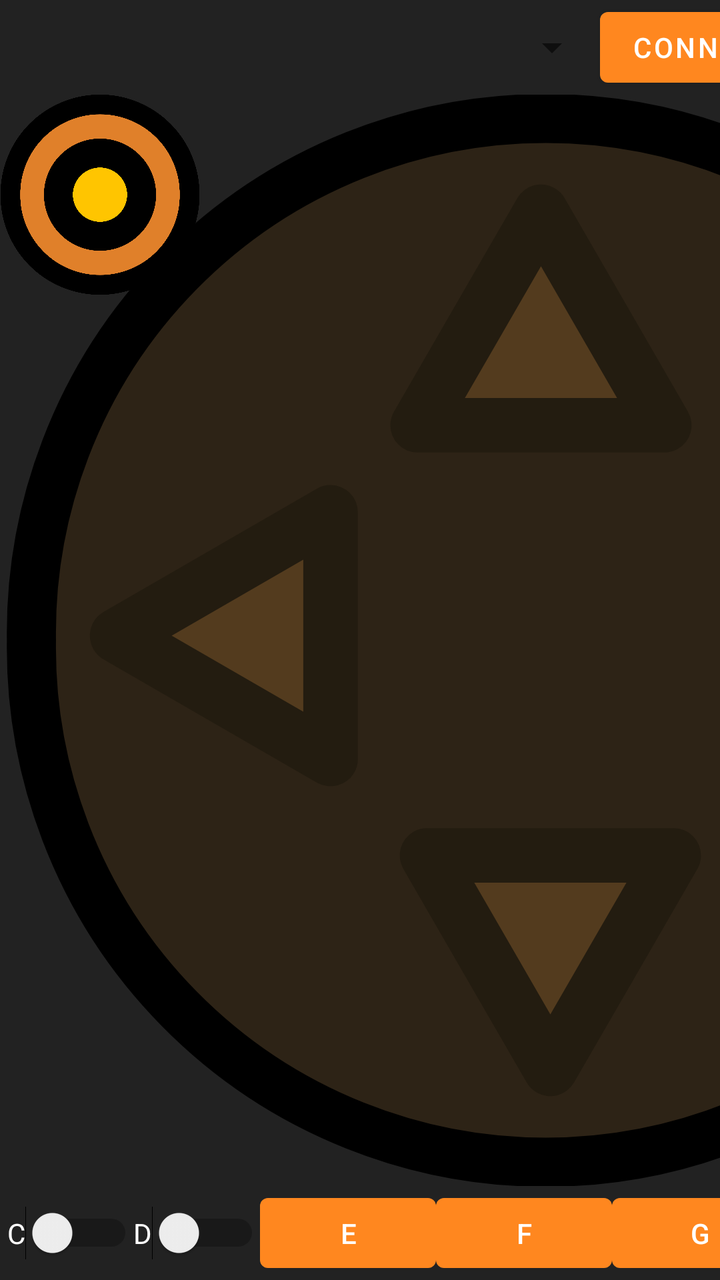
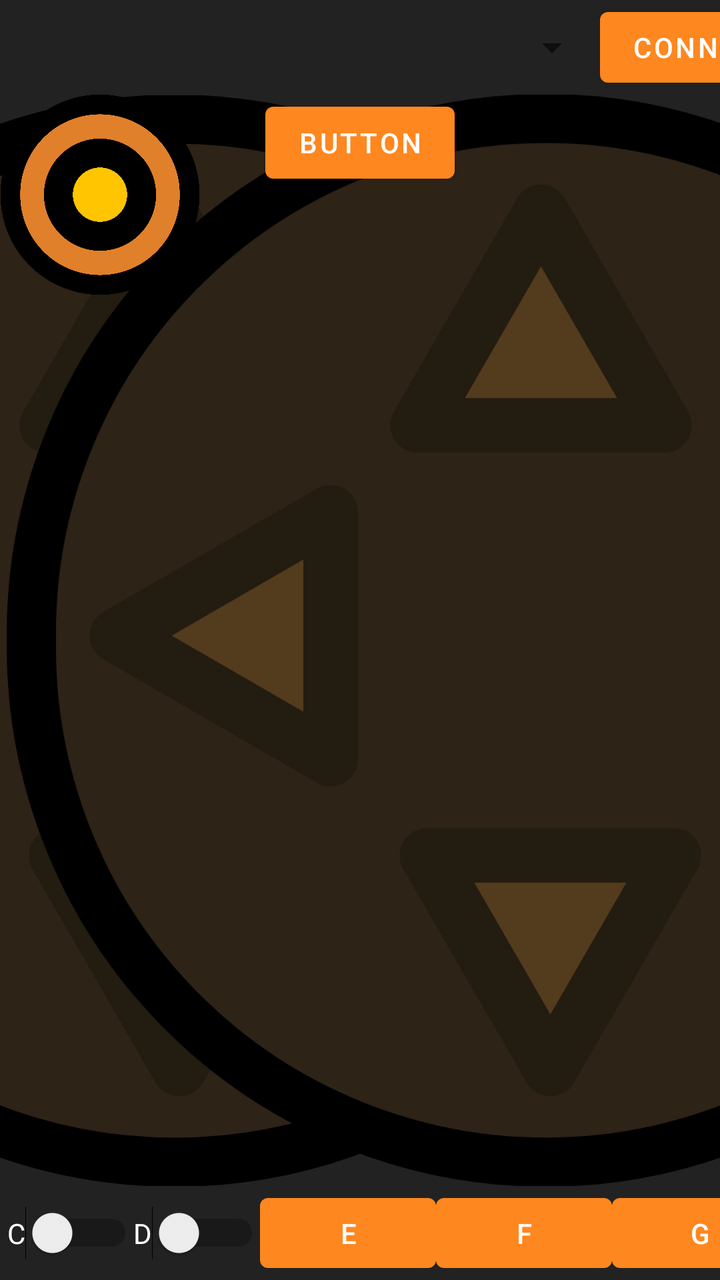

Before-and-after screenshots of an Android layout around one commit, followed by the original layout XML and the change that was made.
<!-- AndroidManifest.xml: application theme Theme.BtSerialRemote -->
<!-- res/layout/main_activity.xml -->
<?xml version="1.0" encoding="utf-8"?>
<FrameLayout xmlns:android="http://schemas.android.com/apk/res/android"
    xmlns:app="http://schemas.android.com/apk/res-auto"
    xmlns:tools="http://schemas.android.com/tools"
    android:layout_width="match_parent"
    android:layout_height="match_parent"
    android:background="@color/background"
    android:theme="@style/ThemeOverlay.BtSerialRemote.FullscreenContainer"
    tools:context="com.poconoco.tests.btserialremote.MainActivity">

    <LinearLayout
        android:layout_width="match_parent"
        android:layout_height="match_parent"
        android:orientation="vertical">

        <androidx.constraintlayout.widget.ConstraintLayout
            android:id="@+id/linearLayout"
            android:layout_width="match_parent"
            android:layout_height="wrap_content"
            android:layout_weight="1">

            <Spinner
                android:id="@+id/btDevice"
                android:layout_width="300dp"
                android:layout_height="0dp"
                android:foregroundTint="@color/white"
                android:spinnerMode="dropdown"
                app:layout_constraintBottom_toBottomOf="parent"
                app:layout_constraintEnd_toStartOf="@+id/connect"
                app:layout_constraintStart_toStartOf="parent"
                app:layout_constraintTop_toTopOf="parent" />

            <Button
                android:id="@+id/connect"
                android:layout_width="0dp"
                android:layout_height="wrap_content"
                android:text="Connect"
                app:layout_constraintStart_toEndOf="@+id/btDevice"
                app:layout_constraintTop_toTopOf="@+id/btDevice" />

            <TextView
                android:id="@+id/status"
                android:layout_width="0dp"
                android:layout_height="25dp"
                android:layout_marginStart="10dp"
                android:layout_marginEnd="10dp"
                android:text="Ready to connect"
                android:textColor="@color/white"
                app:layout_constraintBottom_toBottomOf="parent"
                app:layout_constraintEnd_toEndOf="parent"
                app:layout_constraintStart_toEndOf="@+id/connect"
                app:layout_constraintTop_toTopOf="parent" />

        </androidx.constraintlayout.widget.ConstraintLayout>

        <LinearLayout
            android:layout_width="match_parent"
            android:layout_height="wrap_content"
            android:layout_weight="100"
            android:orientation="horizontal">

            <RelativeLayout
                android:layout_width="wrap_content"
                android:layout_height="match_parent"
                android:layout_weight="0.5">

                <androidx.constraintlayout.widget.ConstraintLayout
                    android:layout_width="match_parent"
                    android:layout_height="match_parent"
                    tools:context=".MainActivity">

                    <androidx.constraintlayout.widget.Guideline
                        android:id="@+id/leftGuideline"
                        android:layout_width="wrap_content"
                        android:layout_height="wrap_content"
                        android:orientation="horizontal"
                        app:layout_constraintGuide_percent="0.5" />

                    <ImageView
                        android:id="@+id/leftJoystick"
                        android:layout_width="0dp"
                        android:layout_height="0dp"

                        android:layout_marginTop="20dp"
                        android:layout_marginBottom="20dp"
                        android:scaleType="fitCenter"
                        app:layout_constraintBottom_toBottomOf="parent"
                        app:layout_constraintDimensionRatio="1"
                        app:layout_constraintEnd_toEndOf="parent"

                        app:layout_constraintHeight_percent="1.0"
                        app:layout_constraintHorizontal_bias="0.0"
                        app:layout_constraintStart_toStartOf="parent"
                        app:layout_constraintTop_toTopOf="parent"
                        app:srcCompat="@drawable/pad" />

                </androidx.constraintlayout.widget.ConstraintLayout>

                <RelativeLayout
                    android:id="@+id/leftKnob"
                    android:layout_width="wrap_content"
                    android:layout_height="wrap_content">

                    <ImageView
                        android:id="@+id/imageView2"
                        android:layout_width="100dp"
                        android:layout_height="100dp"
                        android:layout_weight="1"
                        app:srcCompat="@drawable/knob" />
                </RelativeLayout>

            </RelativeLayout>

        </LinearLayout>

        <androidx.constraintlayout.widget.ConstraintLayout
            android:id="@+id/linearLayout2"
            android:layout_width="match_parent"
            android:layout_height="wrap_content"
            android:layout_weight="1">

            <Switch
                android:id="@+id/switchA"
                android:layout_width="wrap_content"
                android:layout_height="0dp"
                android:text="A"
                android:textColor="@color/white"
                app:layout_constraintBottom_toBottomOf="parent"
                app:layout_constraintEnd_toStartOf="@+id/switchB"
                app:layout_constraintHorizontal_bias="0.5"
                app:layout_constraintStart_toStartOf="parent"
                app:layout_constraintTop_toTopOf="parent" />

            <Switch
                android:id="@+id/switchB"
                android:layout_width="wrap_content"
                android:layout_height="0dp"
                android:text="B"
                android:textColor="@color/white"
                app:layout_constraintBottom_toBottomOf="parent"
                app:layout_constraintEnd_toStartOf="@+id/switchC"
                app:layout_constraintHorizontal_bias="0.5"
                app:layout_constraintStart_toEndOf="@+id/switchA"
                app:layout_constraintTop_toTopOf="parent"
                app:layout_constraintVertical_bias="0.508" />

            <Switch
                android:id="@+id/switchC"
                android:layout_width="wrap_content"
                android:layout_height="0dp"
                android:text="C"
                android:textColor="@color/white"
                app:layout_constraintBottom_toBottomOf="parent"
                app:layout_constraintEnd_toStartOf="@+id/switchD"
                app:layout_constraintHorizontal_bias="0.5"
                app:layout_constraintStart_toEndOf="@+id/switchB"
                app:layout_constraintTop_toTopOf="parent"
                app:layout_constraintVertical_bias="0.508" />

            <Switch
                android:id="@+id/switchD"
                android:layout_width="wrap_content"
                android:layout_height="0dp"
                android:text="D"
                android:textColor="@color/white"
                app:layout_constraintBottom_toBottomOf="parent"
                app:layout_constraintEnd_toStartOf="@+id/buttonE"
                app:layout_constraintHorizontal_bias="0.5"
                app:layout_constraintStart_toEndOf="@+id/switchC"
                app:layout_constraintTop_toTopOf="parent" />

            <Button
                android:id="@+id/buttonE"
                android:layout_width="wrap_content"
                android:layout_height="wrap_content"
                android:text="E"
                app:layout_constraintBottom_toBottomOf="parent"
                app:layout_constraintEnd_toStartOf="@+id/buttonF"
                app:layout_constraintHorizontal_bias="0.5"
                app:layout_constraintStart_toEndOf="@+id/switchD"
                app:layout_constraintTop_toTopOf="parent" />

            <Button
                android:id="@+id/buttonF"
                android:layout_width="wrap_content"
                android:layout_height="wrap_content"
                android:text="F"
                app:layout_constraintBottom_toBottomOf="parent"
                app:layout_constraintEnd_toStartOf="@+id/buttonG"
                app:layout_constraintHorizontal_bias="0.5"
                app:layout_constraintStart_toEndOf="@+id/buttonE"
                app:layout_constraintTop_toTopOf="parent" />

            <Button
                android:id="@+id/buttonG"
                android:layout_width="wrap_content"
                android:layout_height="wrap_content"
                android:text="G"
                app:layout_constraintBottom_toBottomOf="parent"
                app:layout_constraintEnd_toStartOf="@+id/buttonH"
                app:layout_constraintHorizontal_bias="0.5"
                app:layout_constraintStart_toEndOf="@+id/buttonF"
                app:layout_constraintTop_toTopOf="parent" />

            <Button
                android:id="@+id/buttonH"
                android:layout_width="wrap_content"
                android:layout_height="wrap_content"
                android:text="H"
                app:layout_constraintBottom_toBottomOf="parent"
                app:layout_constraintEnd_toEndOf="parent"
                app:layout_constraintHorizontal_bias="0.5"
                app:layout_constraintStart_toEndOf="@+id/buttonG"
                app:layout_constraintTop_toTopOf="parent" />

        </androidx.constraintlayout.widget.ConstraintLayout>
    </LinearLayout>
</FrameLayout>
<!-- resources referenced by this layout -->
<resources>
  <color name="background">#FF222222</color>
  <color name="white">#FFFFFFFF</color>
  <!-- drawable knob (drawable) -->
  <vector xmlns:android="http://schemas.android.com/apk/res/android"
      android:width="50dp"
      android:height="50dp"
      android:viewportWidth="50"
      android:viewportHeight="50">
    <path
        android:pathData="M25,25m-22.412,0a22.412,22.412 0,1 1,44.823 0a22.412,22.412 0,1 1,-44.823 0"
        android:strokeLineJoin="round"
        android:strokeWidth="4.92986"
        android:fillColor="#e0802a"
        android:strokeColor="#000000"
        android:fillType="evenOdd"/>
    <path
        android:pathData="M25,25m-10.405,0a10.405,10.405 0,1 1,20.811 0a10.405,10.405 0,1 1,-20.811 0"
        android:strokeLineJoin="round"
        android:strokeWidth="7.23044"
        android:fillColor="#ffc500"
        android:strokeColor="#000000"
        android:fillType="evenOdd"/>
  </vector>
  <!-- drawable pad (drawable) -->
  <vector xmlns:android="http://schemas.android.com/apk/res/android"
      android:width="100dp"
      android:height="100dp"
      android:viewportWidth="100"
      android:viewportHeight="100">
    <path
        android:pathData="M50,50m47.13,-0a47.13,47.13 0,1 1,-94.25 -0a47.13,47.13 0,1 1,94.25 -0"
        android:strokeLineJoin="round"
        android:strokeWidth="4.5"
        android:fillColor="#2d2316"
        android:strokeColor="#000000"
        android:fillType="evenOdd"/>
    <path
        android:pathData="m39.13,69.71 l11.3,-0 11.3,-0 -5.65,9.78 -5.65,9.78 -5.65,-9.78z"
        android:strokeLineJoin="round"
        android:strokeWidth="5"
        android:fillColor="#533b1e"
        android:strokeColor="#231c10"
        android:fillType="evenOdd"/>
    <path
        android:pathData="m60.87,30.29 l-11.3,0 -11.3,0 5.65,-9.78 5.65,-9.78 5.65,9.78z"
        android:strokeLineJoin="round"
        android:strokeWidth="5"
        android:fillColor="#533b1e"
        android:strokeColor="#231c10"
        android:fillType="evenOdd"/>
    <path
        android:pathData="m69.71,39.13 l-0,11.3 -0,11.3 9.78,-5.65 9.78,-5.65 -9.78,-5.65z"
        android:strokeLineJoin="round"
        android:strokeWidth="5"
        android:fillColor="#533b1e"
        android:strokeColor="#231c10"
        android:fillType="evenOdd"/>
    <path
        android:pathData="m30.29,60.87 l0,-11.3 0,-11.3 -9.78,5.65 -9.78,5.65 9.78,5.65z"
        android:strokeLineJoin="round"
        android:strokeWidth="5"
        android:fillColor="#533b1e"
        android:strokeColor="#231c10"
        android:fillType="evenOdd"/>
  </vector>
  <style name="ThemeOverlay.BtSerialRemote.FullscreenContainer" parent="Theme.BtSerialRemote">
          <item name="fullscreenBackgroundColor">@color/black_overlay</item>
          <item name="fullscreenTextColor">@color/white</item>
      </style>
  <style name="Theme.BtSerialRemote" parent="Theme.MaterialComponents.DayNight.DarkActionBar">
          
          <item name="colorPrimary">@color/primary_1</item>
          <item name="colorPrimaryVariant">@color/primary_2</item>
          <item name="colorOnPrimary">@color/white</item>
          
          <item name="colorSecondary">@color/secondary_1</item>
          <item name="colorSecondaryVariant">@color/secondary_2</item>
          <item name="colorOnSecondary">@color/white</item>
          
          <item name="android:statusBarColor" tools:targetApi="l">?attr/colorPrimaryVariant</item>
          
  
          <item name="android:windowLayoutInDisplayCutoutMode">
              shortEdges 
          </item>
  
      </style>
  <color name="black_overlay">#66000000</color>
  <color name="primary_1">#FFff871f</color>
  <color name="primary_2">#FFbd5700</color>
  <color name="secondary_1">#FFff9100</color>
  <color name="secondary_2">#FFd97b00</color>
</resources>

<!-- the commit's change to res/layout/main_activity.xml (unified diff, before → after) -->
@@ -69,6 +69,24 @@
                     android:layout_height="match_parent"
                     tools:context=".MainActivity">
 
+                    <ImageView
+                        android:id="@+id/rightJoystick"
+                        android:layout_width="0dp"
+                        android:layout_height="0dp"
+
+                        android:layout_marginTop="20dp"
+                        android:layout_marginBottom="20dp"
+                        android:scaleType="fitCenter"
+                        app:layout_constraintBottom_toBottomOf="parent"
+                        app:layout_constraintDimensionRatio="1"
+                        app:layout_constraintEnd_toEndOf="parent"
+
+                        app:layout_constraintHeight_percent="1.0"
+                        app:layout_constraintHorizontal_bias="1.0"
+                        app:layout_constraintStart_toStartOf="parent"
+                        app:layout_constraintTop_toTopOf="parent"
+                        app:srcCompat="@drawable/pad" />
+
                     <androidx.constraintlayout.widget.Guideline
                         android:id="@+id/leftGuideline"
                         android:layout_width="wrap_content"
@@ -93,6 +111,15 @@
                         app:layout_constraintStart_toStartOf="parent"
                         app:layout_constraintTop_toTopOf="parent"
                         app:srcCompat="@drawable/pad" />
+
+                    <Button
+                        android:id="@+id/button"
+                        android:layout_width="wrap_content"
+                        android:layout_height="wrap_content"
+                        android:text="Button"
+                        app:layout_constraintEnd_toEndOf="parent"
+                        app:layout_constraintStart_toStartOf="parent"
+                        app:layout_constraintTop_toTopOf="parent" />
 
                 </androidx.constraintlayout.widget.ConstraintLayout>
 
